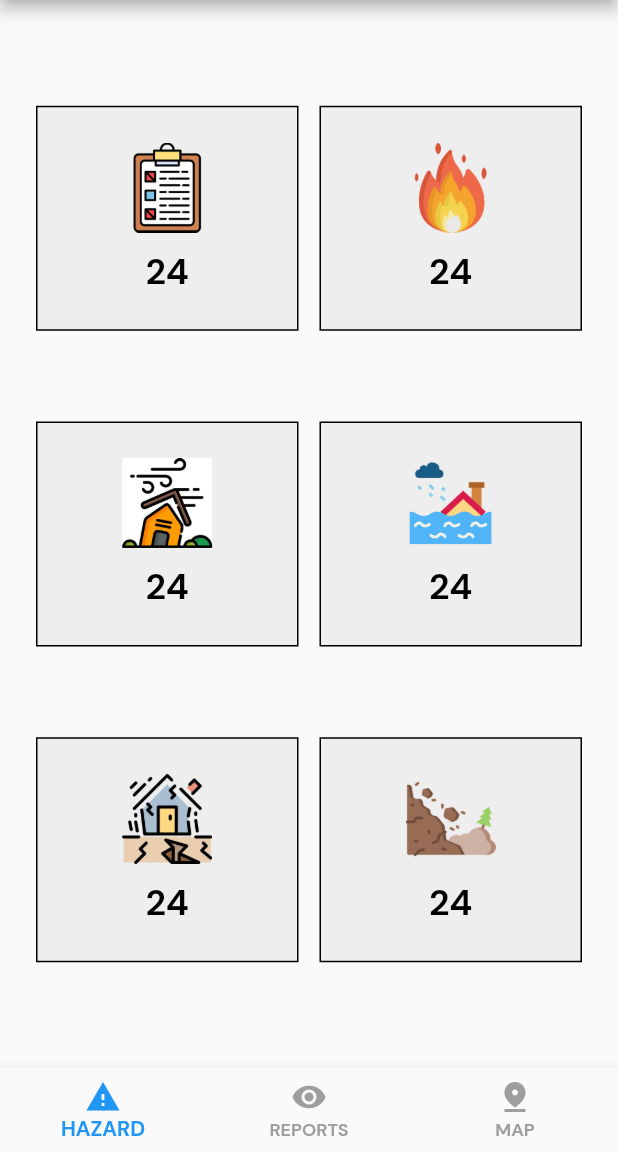
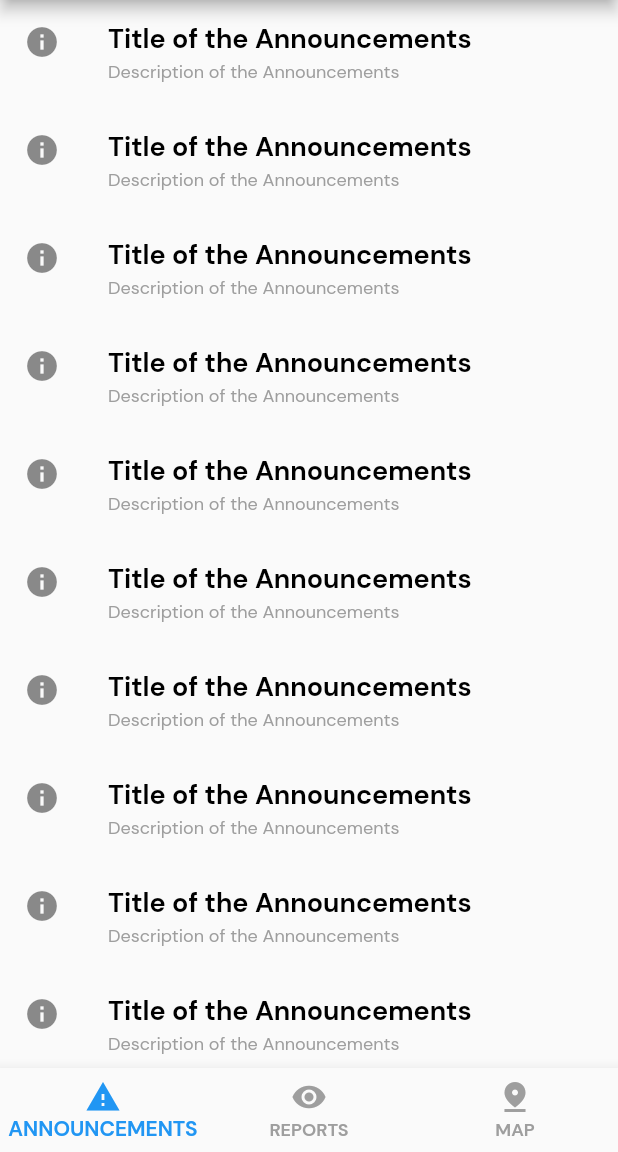
Before and after one commit to lansoyyy/responder, a Flutter app: the HomeScreen screen opened directly, on a phone screen of 412 x 824 dp, the part 84-1236 px from its top. Run offline on Flutter 3.47's test engine with Material 2 defaults, Android fonts, the phone set to English and light mode, and no system bars; our stand-ins replace cloud_firestore, firebase_auth, firebase_core, fluttertoast, google_maps_flutter; accounts and stored records are empty.

Commit message:
converted list into announcements

```diff
--- a/lib/screens/home_screen.dart
+++ b/lib/screens/home_screen.dart
@@ -56,7 +56,7 @@ class _HomeScreenState extends State<HomeScreen> {
         items: const [
           BottomNavigationBarItem(
             icon: Icon(Icons.warning),
-            label: 'HAZARD',
+            label: 'ANNOUNCEMENTS',
           ),
           BottomNavigationBarItem(
             icon: Icon(Icons.visibility),
--- a/lib/screens/tabs/hazard_tab.dart
+++ b/lib/screens/tabs/hazard_tab.dart
@@ -6,34 +6,25 @@ class HazardTab extends StatelessWidget {
 
   @override
   Widget build(BuildContext context) {
-    return Padding(
-      padding: const EdgeInsets.all(10.0),
-      child: Column(
-        mainAxisAlignment: MainAxisAlignment.spaceEvenly,
-        children: [
-          Row(
-            mainAxisAlignment: MainAxisAlignment.spaceEvenly,
-            children: [
-              cardWidget('assets/images/report.png', '24'),
-              cardWidget('assets/images/fire 1.png', '24'),
-            ],
+    return ListView.builder(
+      itemBuilder: (context, index) {
+        return ListTile(
+          leading: const Icon(
+            Icons.info,
           ),
-          Row(
-            mainAxisAlignment: MainAxisAlignment.spaceEvenly,
-            children: [
-              cardWidget('assets/images/image 2.png', '24'),
-              cardWidget('assets/images/flood.png', '24'),
-            ],
+          title: TextWidget(
+            text: 'Title of the Announcements',
+            fontSize: 18,
+            color: Colors.black,
+            fontFamily: 'Bold',
           ),
-          Row(
-            mainAxisAlignment: MainAxisAlignment.spaceEvenly,
-            children: [
-              cardWidget('assets/images/earthquake.png', '24'),
-              cardWidget('assets/images/landslide.png', '24'),
-            ],
+          subtitle: TextWidget(
+            text: 'Description of the Announcements',
+            fontSize: 12,
+            color: Colors.grey,
           ),
-        ],
-      ),
+        );
+      },
     );
   }
 
```
